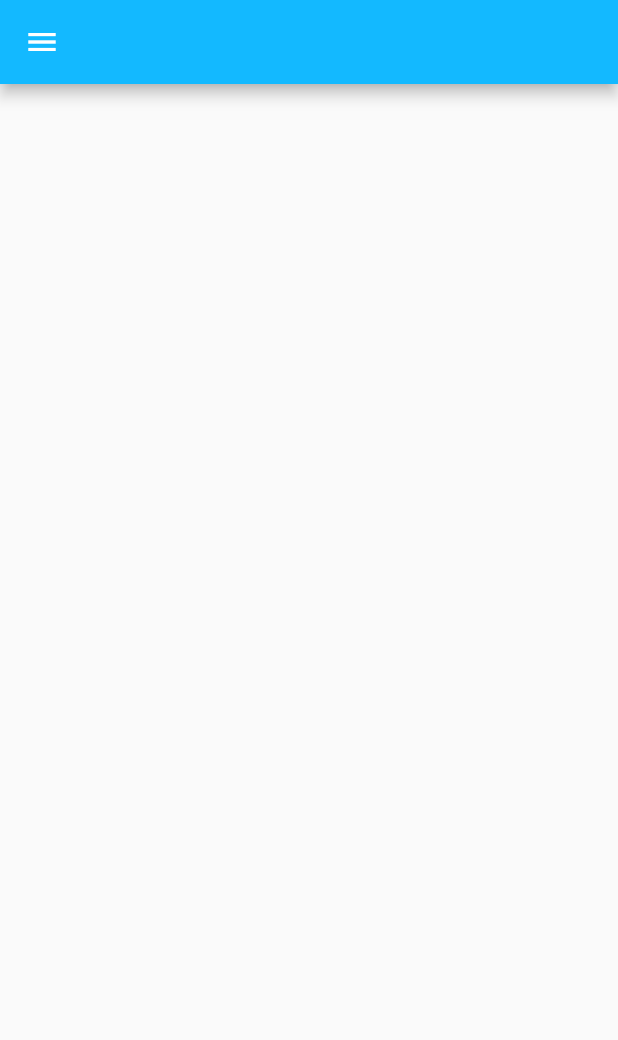
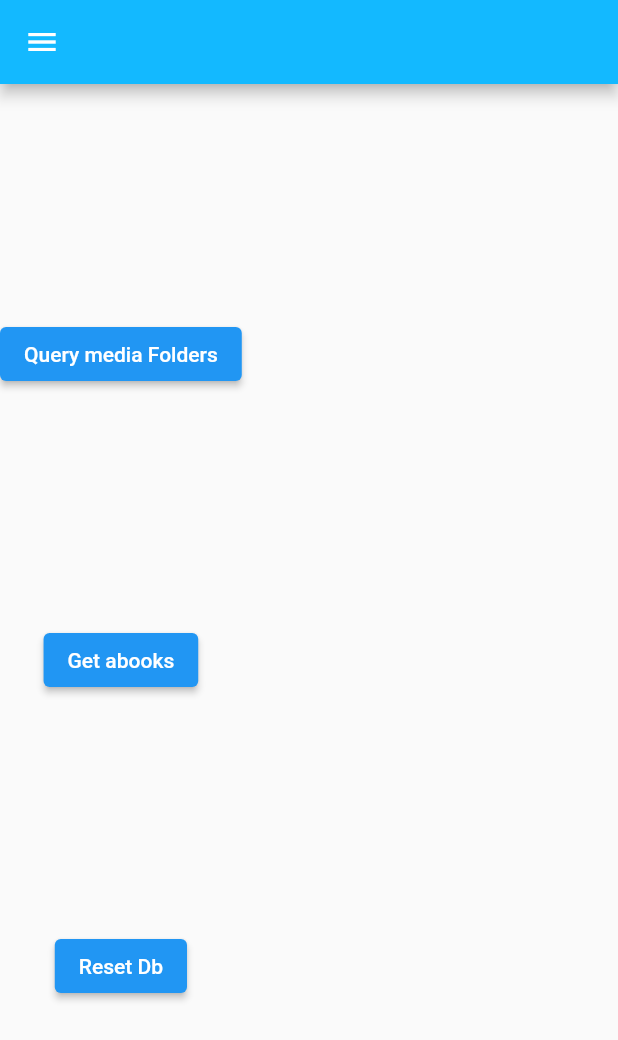
Before and after one commit to materoy/Audiobooks, a Flutter app: the HomeView screen opened by its route, on a phone screen of 412 x 824 dp. Shown: the top 1040 px of the screen. Run offline on Flutter 3.47's test engine with Material 2 defaults, Android fonts, the phone set to English and light mode, and no system bars; our stand-ins replace file_picker, get, get_storage, sqflite; missing offline and left inert: flutter_media_metadata; accounts and stored records are empty; generated files the repository leaves out were written again.

Commit message:
media scanner and add unique media

```diff
--- a/lib/app/modules/home/views/home_view.dart
+++ b/lib/app/modules/home/views/home_view.dart
@@ -12,7 +12,7 @@ class HomeView extends GetView<HomeController> {
     controller.onReady();
     // controller.localDatabase.resetDatabase();
     // MediaScanner(controller.localDatabase).queryMediaFolders();
-    MediaScanner(controller.localDatabase).getAudiobooks();
+    // MediaScanner(controller.localDatabase).getAudiobooks();
     return Scaffold(
         appBar: AppBar(),
         drawer: Drawer(
@@ -21,6 +21,21 @@ class HomeView extends GetView<HomeController> {
             child: const Text('Media folders'),
           ),
         ),
-        body: Container());
+        body: Column(
+          mainAxisAlignment: MainAxisAlignment.spaceEvenly,
+          children: [
+            ElevatedButton(
+                onPressed: () =>
+                    MediaScanner(controller.localDatabase).queryMediaFolders(),
+                child: Text('Query media Folders')),
+            ElevatedButton(
+                onPressed: () =>
+                    MediaScanner(controller.localDatabase).getAudiobooks(),
+                child: Text('Get abooks')),
+            ElevatedButton(
+                onPressed: () => controller.localDatabase.resetDatabase(),
+                child: Text('Reset Db')),
+          ],
+        ));
   }
 }
--- a/lib/app/utils/database.dart
+++ b/lib/app/utils/database.dart
@@ -70,6 +70,7 @@ class LocalDatabase {
         trackDuration INTEGER,
         bitrate INTEGER,
         currentPosition INTEGER,
+        UNIQUE(path),
         FOREIGN KEY (collectionId) REFERENCES $audiobooksCollectionTable (collectionId)
     )''');
 
```
Also changed, not shown: lib/app/utils/media_scanner.dart (+32 -43 lines).
